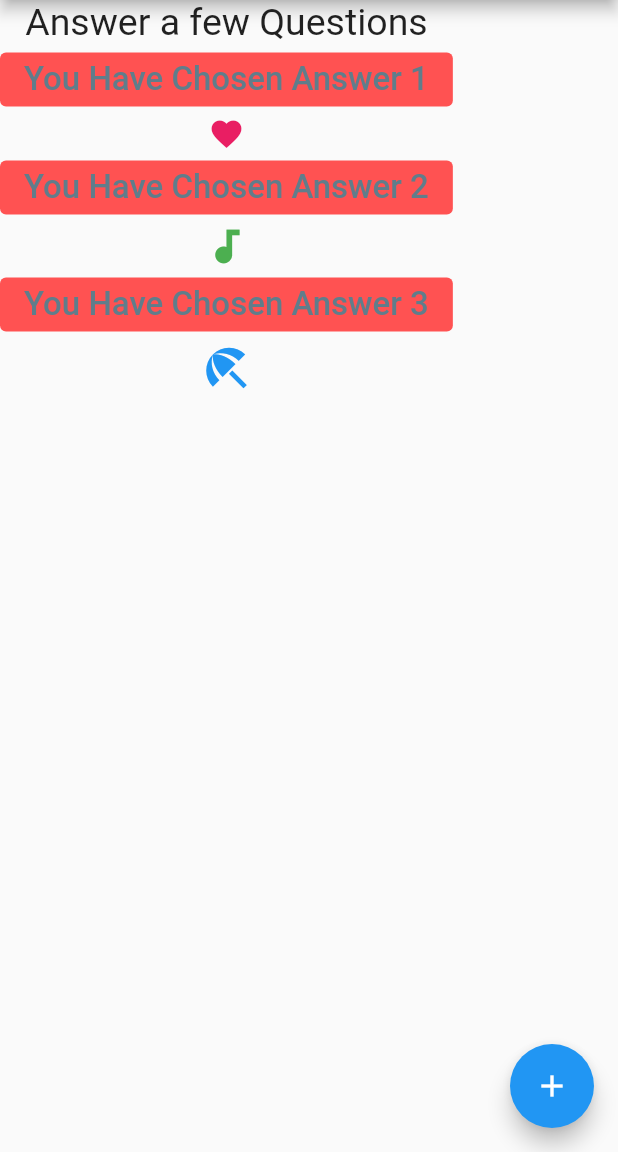
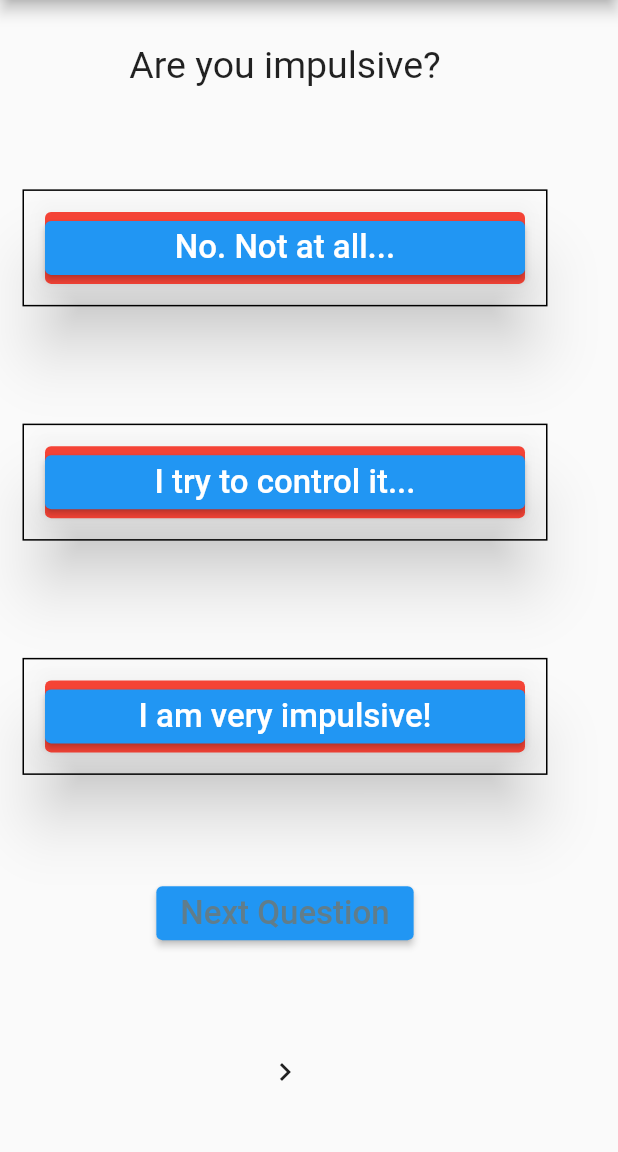
Before and after one commit to Prodigy-Genes/learning_flutter-cont-, a Flutter app: the screen it shows after launch, on a phone screen of 412 x 824 dp, the part 84-1236 px from its top. Run offline on Flutter 3.47's test engine with Material 2 defaults, Android fonts, the phone set to English and light mode, and no system bars.

Commit message:
Learning_Flutter(cont)

```diff
--- /dev/null
+++ b/lib/layout_first_example.dart
@@ -0,0 +1,180 @@
+import 'package:flutter/material.dart';
+import 'package:learning_flutter/questions.dart';
+import 'package:learning_flutter/next_page.dart' as next_page;
+import 'package:learning_flutter/snackbar.dart';
+
+
+
+final GlobalKey<ScaffoldState> scaffoldKey = GlobalKey<ScaffoldState>();
+
+
+
+
+class MyStatelessLayoutWidget extends StatelessWidget {
+  MyStatelessLayoutWidget({Key? key}): super(key: key);
+
+  final questions = [
+    Questions(question: 'Are you impulsive?'),
+    Questions(question: 'Do you get angry easily?'),
+    Questions(question: 'Are you a sloth?'),
+    Questions(question: 'Do you cheat others?'),
+  ];
+
+  @override
+
+  Widget build(BuildContext context){
+
+    return Scaffold(
+      key: scaffoldKey,
+      appBar: AppBar(actions: <Widget>[
+        IconButton(onPressed: (){
+          ScaffoldMessenger.of(context).showSnackBar(snackbarOne);
+        }, icon: const Icon(Icons.add_alert),
+        tooltip: 'Show Snackbar',),
+
+        IconButton(onPressed: (){
+          ScaffoldMessenger.of(context).showSnackBar(snackbarTwo);
+        }, icon: const Icon(Icons.search),
+        tooltip: 'Search',),
+
+        IconButton(onPressed: (){
+          next_page.clickNextPage(context);
+        }, icon: const Icon(Icons.navigate_next),
+        tooltip: 'Next page',),
+
+      ],
+
+      leading: IconButton(icon: const Icon(Icons.menu),
+      tooltip: 'Navigation menu',
+      onPressed: (){
+        ScaffoldMessenger.of(context).showSnackBar(snackbarThree);
+      },),
+
+      title: const Text('Knowledge Test',
+      style: TextStyle(fontSize: 25.00,
+      fontStyle: FontStyle.normal)),
+
+      backgroundColor: Colors.redAccent,
+
+      ),
+
+      body: Column(
+        mainAxisAlignment: MainAxisAlignment.spaceAround,
+        children: <Widget>[
+          Text(questions[0].question,
+          textAlign: TextAlign.center,
+          style: const TextStyle(fontSize: 25),),
+          Container(
+            margin: const EdgeInsets.symmetric(
+              vertical: 10,
+              horizontal: 15,
+            ),
+            decoration: BoxDecoration(
+              border: Border.all(color: Colors.black,
+              width: 1,
+              ),
+            ),
+
+            padding:const EdgeInsets.all(10),
+            width: 350,
+            child: Card(
+              elevation: 20,
+              color: Colors.red,
+            child: ElevatedButton(
+            style: ElevatedButton.styleFrom(disabledBackgroundColor: Colors.redAccent),
+            onPressed: (){
+              ScaffoldMessenger.of(context).showSnackBar(snackbarFour);
+            },
+            child: const Text('No. Not at all...',
+            style: TextStyle(fontSize: 22,
+            color: Colors.white,),
+            ),
+
+            )
+            )
+          ),
+
+          Container(
+            margin: const EdgeInsets.symmetric(
+              vertical: 10,
+              horizontal: 15,
+            ),
+            decoration: BoxDecoration(
+              border: Border.all(color: Colors.black,
+              width: 1,
+              ),
+            ),
+
+            padding:const EdgeInsets.all(10),
+            width: 350,
+            child: Card(
+              elevation: 20,
+              color: Colors.red,
+            child: ElevatedButton(
+            style: ElevatedButton.styleFrom(disabledBackgroundColor: Colors.redAccent),
+            onPressed: (){
+              ScaffoldMessenger.of(context).showSnackBar(snackbarFive);
+            } ,
+            child: const Text('I try to control it...',
+            style: TextStyle(fontSize: 22,
+            color: Colors.white,),
+            ),
+
+            )
+            )
+          ),
+
+          Container(
+            margin: const EdgeInsets.symmetric(
+              vertical: 10,
+              horizontal: 15,
+            ),
+            decoration: BoxDecoration(
+              border: Border.all(color: Colors.black,
+              width: 1,
+              ),
+            ),
+
+            padding:const EdgeInsets.all(10),
+            width: 350,
+            child: Card(
+              elevation: 20,
+              color: Colors.red,
+            child: ElevatedButton(
+            style: ElevatedButton.styleFrom(disabledBackgroundColor: Colors.redAccent),
+            onPressed: (){
+              ScaffoldMessenger.of(context).showSnackBar(snackbarSix);
+            },
+            child: const Text('I am very impulsive!',
+            style: TextStyle(fontSize: 22,
+            color: Colors.white,),
+            ),
+            ),
+
+
+            )
+          ),
+
+           ElevatedButton(
+            style: ElevatedButton.styleFrom(disabledBackgroundColor: Colors.redAccent),
+              onPressed: (){
+                next_page.clickNextQuestion(context);
+              },
+              child: const Text('Next Question',
+              style: TextStyle(
+                fontSize: 22,
+                color: Colors.blueGrey,
+              ),),
+              ),
+
+            IconButton(onPressed: (){
+              next_page.clickNextQuestion(context);
+            }, icon: const Icon(Icons.navigate_next),
+            tooltip: 'Next Question',)
+        ],
+      ),
+    );
+  }
+
+
+}
--- a/lib/my_first_app.dart
+++ b/lib/my_first_app.dart
@@ -1,15 +1,17 @@
 import 'package:flutter/material.dart';
-import 'package:learning_flutter/my_container.dart';
+//import 'package:learning_flutter/my_container.dart';
+import 'package:learning_flutter/layout_first_example.dart';
 
 class MyFirstApp extends StatelessWidget {
   const MyFirstApp({super.key});
 
 
+
   @override
 
   Widget build(BuildContext context) {
-    return const MaterialApp(
-      home: MyContainerWidget(),
+    return MaterialApp(
+      home: MyStatelessLayoutWidget()
     );
   }
 }
--- /dev/null
+++ b/lib/questions.dart
@@ -0,0 +1,4 @@
+class Questions {
+  final String question;
+  Questions({required this.question});
+}
--- /dev/null
+++ b/lib/snackbar.dart
@@ -0,0 +1,19 @@
+import 'package:flutter/material.dart';
+
+const SnackBar snackbarOne = SnackBar(content: Text('Alert has been Pressed!',
+style: TextStyle(fontSize: 30)));
+
+const SnackBar snackbarTwo = SnackBar(content: Text('Search has been Pressed!',
+style: TextStyle(fontSize: 30)));
+
+const SnackBar snackbarThree = SnackBar(content: Text('Navigation has been Pressed!',
+style: TextStyle(fontSize: 30)));
+
+const SnackBar snackbarFour = SnackBar(content: Text('You have chosen one. You are at safe zone!',
+style: TextStyle(fontSize: 30),));
+
+const SnackBar snackbarFive = SnackBar(content: Text('You have chosen two. You need to be careful!',
+style: TextStyle(fontSize: 30),),);
+
+const SnackBar snackbarSix = SnackBar(content: Text('You have chosen three. You are at danger zone!',
+style: TextStyle(fontSize: 30),),);
```
Also changed, not shown: lib/main.dart (+3 -6 lines), lib/next_page.dart (added, +155 -0 lines).
